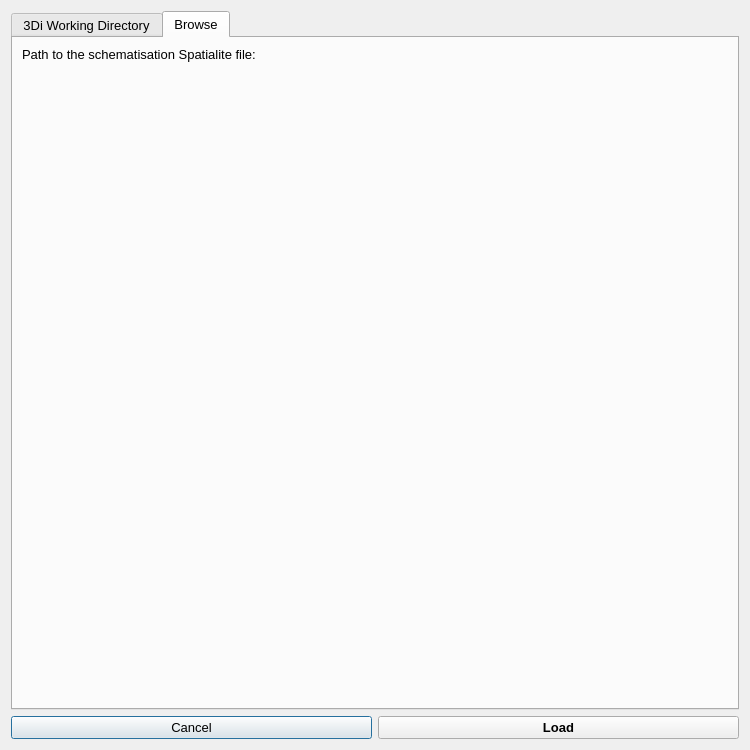
Before: the Qt Designer form threedi_schematisation_editor/custom_widgets/ui/load_schematisation.ui in nens/threedi-schematisation-editor, drawn with Qt 5.
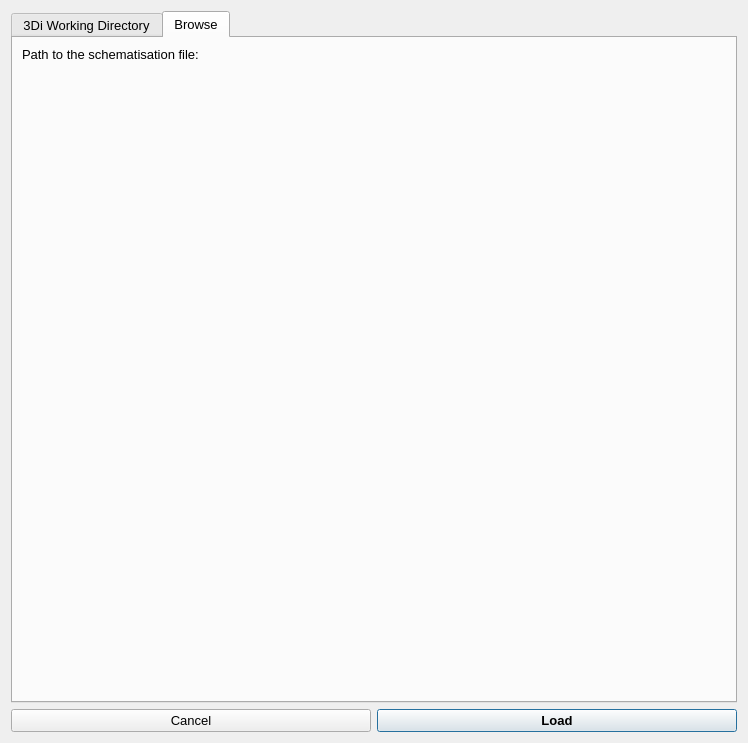
After: the same form once the commit is applied. The open tabs and pages were chosen to show the change. Custom widgets are drawn as their Qt base class.

```diff
--- a/threedi_schematisation_editor/custom_widgets/ui/load_schematisation.ui
+++ b/threedi_schematisation_editor/custom_widgets/ui/load_schematisation.ui
@@ -6,8 +6,8 @@
    <rect>
     <x>0</x>
     <y>0</y>
-    <width>750</width>
-    <height>750</height>
+    <width>748</width>
+    <height>743</height>
    </rect>
   </property>
   <property name="windowTitle">
@@ -76,7 +76,7 @@
        <item row="0" column="1">
         <widget class="QLabel" name="label">
          <property name="text">
-          <string>Path to the schematisation Spatialite file:</string>
+          <string>Path to the schematisation file:</string>
          </property>
         </widget>
        </item>
@@ -113,6 +113,9 @@
        <property name="text">
         <string>Load</string>
        </property>
+       <property name="default">
+        <bool>true</bool>
+       </property>
       </widget>
      </item>
     </layout>
```
Left out of the diff: 2 changed lines with no effect on the pictures.
